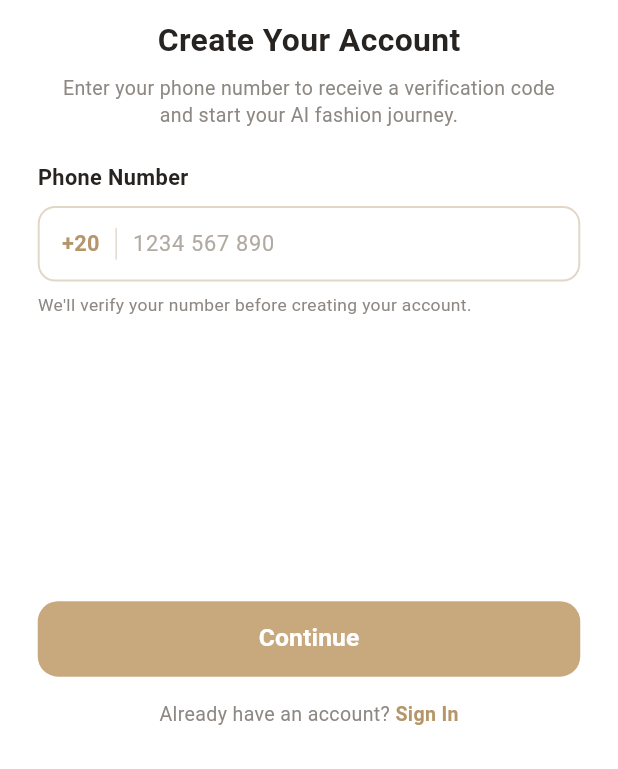
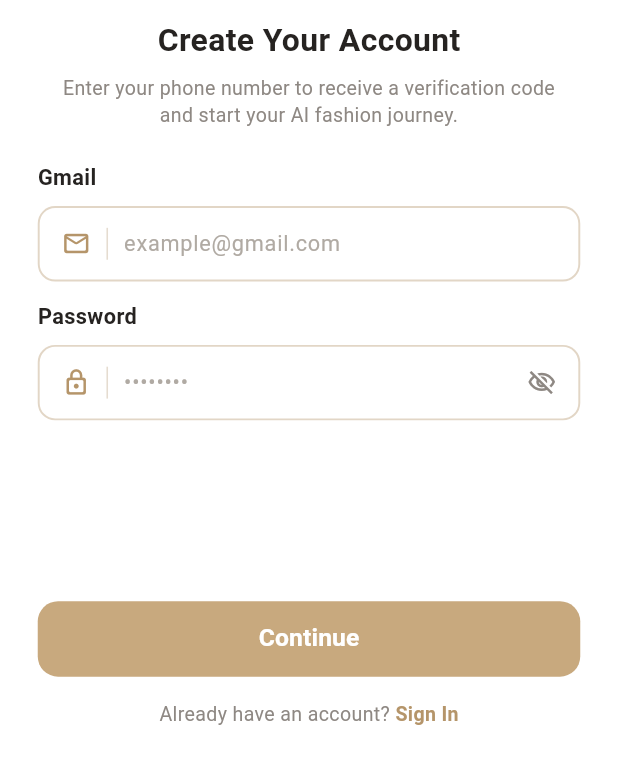
Before and after one commit to a7medragab22/shiakah_app, a Flutter app: the SignUpScreen screen opened by its route, on a phone screen of 412 x 824 dp, the part 467-1236 px from its top. Run offline on Flutter 3.47's test engine with Material 3 defaults, Android fonts, the phone set to English and light mode, and no system bars; our stand-ins replace cached_network_image, connectivity_plus, dio, easy_localization, equatable, flutter_bloc and 12 more; accounts and stored records are empty.

Commit message:
change in auth make sign in & up with email and password insted in phone number also make after sign in going to the home directly

```diff
--- a/lib/core/helpers/helpers.dart
+++ b/lib/core/helpers/helpers.dart
@@ -2,7 +2,6 @@ import 'dart:async';
 import 'dart:io';
 
 import 'package:dio/dio.dart';
-import 'package:flutter/cupertino.dart';
 import 'package:flutter/foundation.dart';
 import 'package:flutter/material.dart';
 import 'package:flutter_bloc/flutter_bloc.dart';
--- a/lib/features/auth/presentation/screens/sign_in_screen.dart
+++ b/lib/features/auth/presentation/screens/sign_in_screen.dart
@@ -6,7 +6,7 @@ import '../../../../core/router/router.dart';
 import '../widgets/auth_buttons.dart';
 import '../widgets/auth_form_card.dart';
 import '../widgets/auth_header.dart';
-import '../widgets/phone_input_field.dart';
+import '../widgets/custom_auth_input_field.dart';
 
 class SignInScreen extends StatefulWidget {
   const SignInScreen({super.key});
@@ -16,11 +16,13 @@ class SignInScreen extends StatefulWidget {
 }
 
 class _SignInScreenState extends State<SignInScreen> {
-  final TextEditingController _phoneController = TextEditingController();
+  final TextEditingController _gmailController = TextEditingController();
+  final TextEditingController _passwordController = TextEditingController();
 
   @override
   void dispose() {
-    _phoneController.dispose();
+    _gmailController.dispose();
+    _passwordController.dispose();
     super.dispose();
   }
 
@@ -37,10 +39,12 @@ class _SignInScreenState extends State<SignInScreen> {
               type: AuthHeaderType.plain,
               imagePath: 'assets/images/rectangle_209.png',
               fallbackRoute: Routes.welcome,
-              height: 230.h,
+              height: 200.h,
             ),
 
             // ── White form card ──────────────────────────────────────────
+            // AuthFormCard already handles scrolling via LayoutBuilder + SingleChildScrollView
+            // + IntrinsicHeight, allowing Spacer() to expand properly without exception!
             AuthFormCard(
               child: Column(
                 children: [
@@ -51,24 +55,35 @@ class _SignInScreenState extends State<SignInScreen> {
                         'Sign in to continue your personalized styling experience.',
                   ),
 
-                  SizedBox(height: 24.h),
+                  SizedBox(height: 20.h),
 
-                  // Phone input
-                  PhoneInputField(
-                    controller: _phoneController,
-                    label: 'Phone Number',
-                    hintText: '1234 567 890',
-                    helperText:
-                        "We'll verify your number before creating your account.",
+                  // Gmail Input Field
+                  CustomAuthInputField(
+                    controller: _gmailController,
+                    label: 'Gmail',
+                    hintText: 'example@gmail.com',
+                    keyboardType: TextInputType.emailAddress,
+                    prefixIcon: Icons.mail_outline_rounded,
                   ),
 
+                  SizedBox(height: 14.h),
+
+                  // Password Input Field with Eye Toggle Suffix Icon
+                  CustomAuthInputField(
+                    controller: _passwordController,
+                    label: 'Password',
+                    hintText: '••••••••',
+                    isPassword: true,
+                    prefixIcon: Icons.lock_outline_rounded,
+                  ),
+
+                  // Spacer works perfectly inside AuthFormCard!
                   const Spacer(),
-                  SizedBox(height: 16.h),
 
-                  // Continue button
+                  // Continue button → Go straight to HOME (Routes.home)
                   AuthPrimaryButton(
                     label: 'Continue',
-                    onPressed: () => context.go(Routes.verifyOtp),
+                    onPressed: () => context.go(Routes.home),
                   ),
 
                   SizedBox(height: 16.h),
--- a/lib/features/auth/presentation/screens/sign_up_screen.dart
+++ b/lib/features/auth/presentation/screens/sign_up_screen.dart
@@ -1,12 +1,12 @@
 import 'package:flutter/material.dart';
 import 'package:flutter_screenutil/flutter_screenutil.dart';
 import 'package:go_router/go_router.dart';
+import 'package:shiakah/features/auth/presentation/widgets/custom_auth_input_field.dart';
 
 import '../../../../core/router/router.dart';
 import '../widgets/auth_buttons.dart';
 import '../widgets/auth_form_card.dart';
 import '../widgets/auth_header.dart';
-import '../widgets/phone_input_field.dart';
 
 class SignUpScreen extends StatefulWidget {
   const SignUpScreen({super.key});
@@ -16,11 +16,13 @@ class SignUpScreen extends StatefulWidget {
 }
 
 class _SignUpScreenState extends State<SignUpScreen> {
-  final TextEditingController _phoneController = TextEditingController();
+  final TextEditingController _gmailController = TextEditingController();
+  final TextEditingController _passwordController = TextEditingController();
 
   @override
   void dispose() {
-    _phoneController.dispose();
+    _gmailController.dispose();
+    _passwordController.dispose();
     super.dispose();
   }
 
@@ -54,17 +56,22 @@ class _SignUpScreenState extends State<SignUpScreen> {
                 SizedBox(height: 24.h),
 
                 // Phone input
-                PhoneInputField(
-                  controller: _phoneController,
-                  label: 'Phone Number',
-                  hintText: '1234 567 890',
-                  helperText:
-                      "We'll verify your number before creating your account.",
+                CustomAuthInputField(
+                  controller: _gmailController,
+                  label: 'Gmail',
+                  hintText: 'example@gmail.com',
+                  keyboardType: TextInputType.emailAddress,
+                  prefixIcon: Icons.mail_outline_rounded,
                 ),
-
-                const Spacer(),
-                SizedBox(height: 16.h),
-
+                SizedBox(height: 14.h),
+                CustomAuthInputField(
+                  controller: _passwordController,
+                  label: 'Password',
+                  hintText: '••••••••',
+                  isPassword: true,
+                  prefixIcon: Icons.lock_outline_rounded,
+                ),
+                Spacer(),
                 // Continue button → Verify OTP
                 AuthPrimaryButton(
                   label: 'Continue',
--- /dev/null
+++ b/lib/features/auth/presentation/widgets/custom_auth_input_field.dart
@@ -0,0 +1,143 @@
+import 'package:flutter/material.dart';
+import 'package:flutter_screenutil/flutter_screenutil.dart';
+
+import '../../../../core/theme/theme.dart';
+
+/// Reusable Input Field for Auth screens (Gmail, Password, etc.)
+class CustomAuthInputField extends StatefulWidget {
+  final String label;
+  final String hintText;
+  final TextEditingController controller;
+  final TextInputType keyboardType;
+  final bool isPassword;
+  final IconData? prefixIcon;
+  final String? helperText;
+
+  const CustomAuthInputField({
+    super.key,
+    required this.label,
+    required this.hintText,
+    required this.controller,
+    this.keyboardType = TextInputType.text,
+    this.isPassword = false,
+    this.prefixIcon,
+    this.helperText,
+  });
+
+  @override
+  State<CustomAuthInputField> createState() => _CustomAuthInputFieldState();
+}
+
+class _CustomAuthInputFieldState extends State<CustomAuthInputField> {
+  bool _obscureText = true;
+
+  @override
+  Widget build(BuildContext context) {
+    return Column(
+      crossAxisAlignment: CrossAxisAlignment.start,
+      children: [
+        // Field Label
+        Text(
+          widget.label,
+          style: TextStyle(
+            fontSize: 15.sp,
+            fontWeight: FontWeight.w700,
+            color: AppColors.textPrimary,
+          ),
+        ),
+        SizedBox(height: 8.h),
+
+        // Input Container Box
+        Container(
+          height: 52.h,
+          padding: EdgeInsets.symmetric(horizontal: 14.w),
+          decoration: BoxDecoration(
+            color: Colors.white,
+            borderRadius: BorderRadius.circular(12.r),
+            border: Border.all(
+              color: const Color(0xFFE2D6C6),
+              width: 1.3,
+            ),
+          ),
+          child: Row(
+            children: [
+              // Optional Prefix Icon with vertical divider
+              if (widget.prefixIcon != null) ...[
+                Icon(
+                  widget.prefixIcon,
+                  color: const Color(0xFFB5956A),
+                  size: 20.sp,
+                ),
+                Container(
+                  margin: EdgeInsets.symmetric(horizontal: 10.w),
+                  width: 1.w,
+                  height: 22.h,
+                  color: const Color(0xFFE5DCD0),
+                ),
+              ],
+
+              // Text field
+              Expanded(
+                child: TextField(
+                  controller: widget.controller,
+                  keyboardType: widget.keyboardType,
+                  obscureText: widget.isPassword ? _obscureText : false,
+                  style: TextStyle(
+                    fontSize: 15.sp,
+                    fontWeight: FontWeight.w500,
+                    color: AppColors.textPrimary,
+                  ),
+                  decoration: InputDecoration(
+                    hintText: widget.hintText,
+                    hintStyle: TextStyle(
+                      fontSize: 15.sp,
+                      color: const Color(0xFFB0AAA3),
+                      fontWeight: FontWeight.w400,
+                    ),
+                    border: InputBorder.none,
+                    isDense: true,
+                    contentPadding: EdgeInsets.zero,
+                  ),
+                ),
+              ),
+
+              // Password Eye Toggle Suffix Icon
+              if (widget.isPassword)
+                GestureDetector(
+                  onTap: () {
+                    setState(() {
+                      _obscureText = !_obscureText;
+                    });
+                  },
+                  behavior: HitTestBehavior.opaque,
+                  child: Padding(
+                    padding: EdgeInsets.only(left: 8.w),
+                    child: Icon(
+                      _obscureText
+                          ? Icons.visibility_off_outlined
+                          : Icons.visibility_outlined,
+                      color: const Color(0xFF8E8883),
+                      size: 20.sp,
+                    ),
+                  ),
+                ),
+            ],
+          ),
+        ),
+
+        // Helper text
+        if (widget.helperText != null) ...[
+          SizedBox(height: 6.h),
+          Text(
+            widget.helperText!,
+            style: TextStyle(
+              fontSize: 12.sp,
+              color: const Color(0xFF8E8883),
+              fontWeight: FontWeight.w400,
+            ),
+          ),
+        ],
+      ],
+    );
+  }
+}
--- a/lib/features/auth/presentation/widgets/phone_input_field.dart
+++ /dev/null
@@ -1,113 +0,0 @@
-import 'package:flutter/material.dart';
-import 'package:flutter_screenutil/flutter_screenutil.dart';
-
-import '../../../../../core/theme/theme.dart';
-
-/// Labeled phone-number input with an Egyptian country code prefix (+20).
-class PhoneInputField extends StatelessWidget {
-  const PhoneInputField({
-    super.key,
-    required this.controller,
-    this.label = 'Phone Number',
-    this.hintText = '1234 567 890',
-    this.helperText,
-  });
-
-  final TextEditingController controller;
-  final String label;
-  final String hintText;
-
-  /// Small grey note shown below the field (e.g. verification disclaimer).
-  final String? helperText;
-
-  @override
-  Widget build(BuildContext context) {
-    return Column(
-      crossAxisAlignment: CrossAxisAlignment.start,
-      children: [
-        // Label
-        Text(
-          label,
-          style: TextStyle(
-            fontSize: 15.sp,
-            fontWeight: FontWeight.w700,
-            color: AppColors.textPrimary,
-          ),
-        ),
-        SizedBox(height: 8.h),
-
-        // Input row
-        Container(
-          height: 52.h,
-          padding: EdgeInsets.symmetric(horizontal: 14.w),
-          decoration: BoxDecoration(
-            color: Colors.white,
-            borderRadius: BorderRadius.circular(12.r),
-            border: Border.all(
-              color: const Color(0xFFE2D6C6),
-              width: 1.3,
-            ),
-          ),
-          child: Row(
-            children: [
-              // Country code
-              Text(
-                '+20',
-                style: TextStyle(
-                  fontSize: 15.sp,
-                  fontWeight: FontWeight.w600,
-                  color: const Color(0xFFB5956A),
-                ),
-              ),
-
-              // Vertical divider
-              Container(
-                margin: EdgeInsets.symmetric(horizontal: 10.w),
-                width: 1.w,
-                height: 22.h,
-                color: const Color(0xFFE5DCD0),
-              ),
-
-              // Text field
-              Expanded(
-                child: TextField(
-                  controller: controller,
-                  keyboardType: TextInputType.phone,
-                  style: TextStyle(
-                    fontSize: 15.sp,
-                    fontWeight: FontWeight.w500,
-                    color: AppColors.textPrimary,
-                  ),
-                  decoration: InputDecoration(
-                    hintText: hintText,
-                    hintStyle: TextStyle(
-                      fontSize: 15.sp,
-                      color: const Color(0xFFB0AAA3),
-                      fontWeight: FontWeight.w400,
-                    ),
-                    border: InputBorder.none,
-                    isDense: true,
-                    contentPadding: EdgeInsets.zero,
-                  ),
-                ),
-              ),
-            ],
-          ),
-        ),
-
-        // Helper text
-        if (helperText != null) ...[
-          SizedBox(height: 8.h),
-          Text(
-            helperText!,
-            style: TextStyle(
-              fontSize: 12.sp,
-              color: const Color(0xFF8E8883),
-              fontWeight: FontWeight.w400,
-            ),
-          ),
-        ],
-      ],
-    );
-  }
-}
```
Also changed, not shown: lib/core/http/handle_dio_error.dart (+15 -11 lines), 1 other file.
